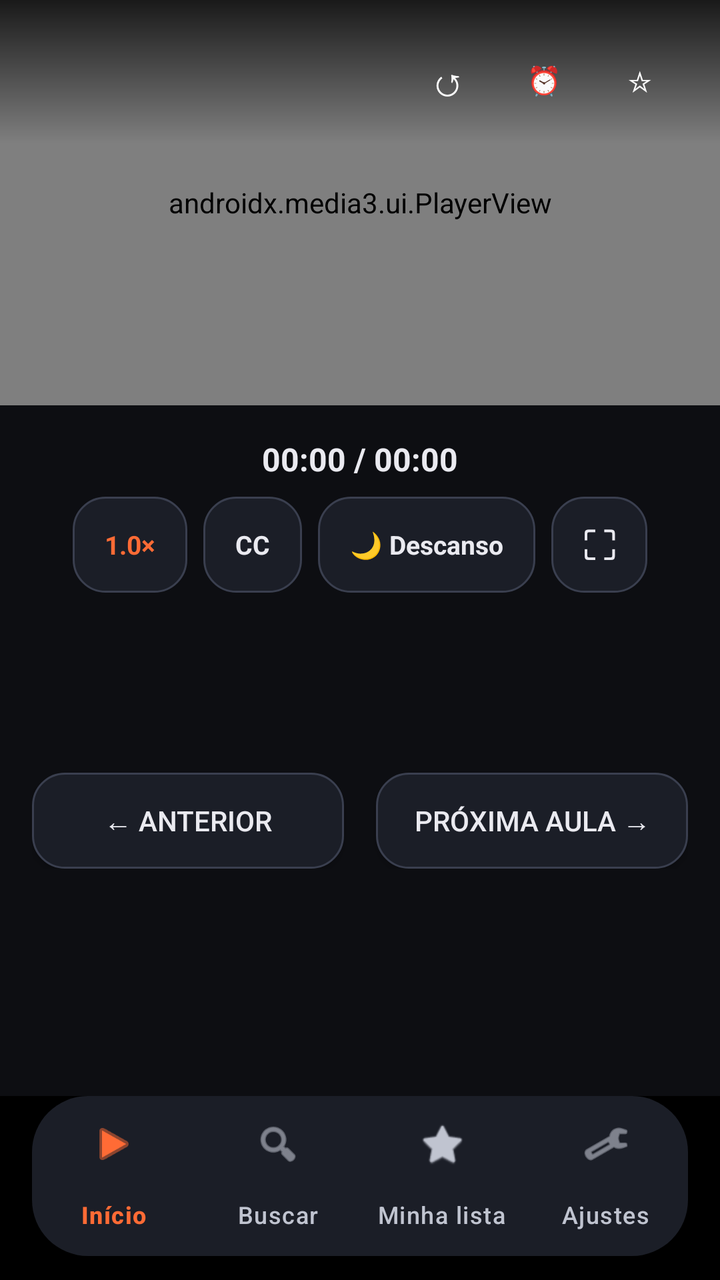
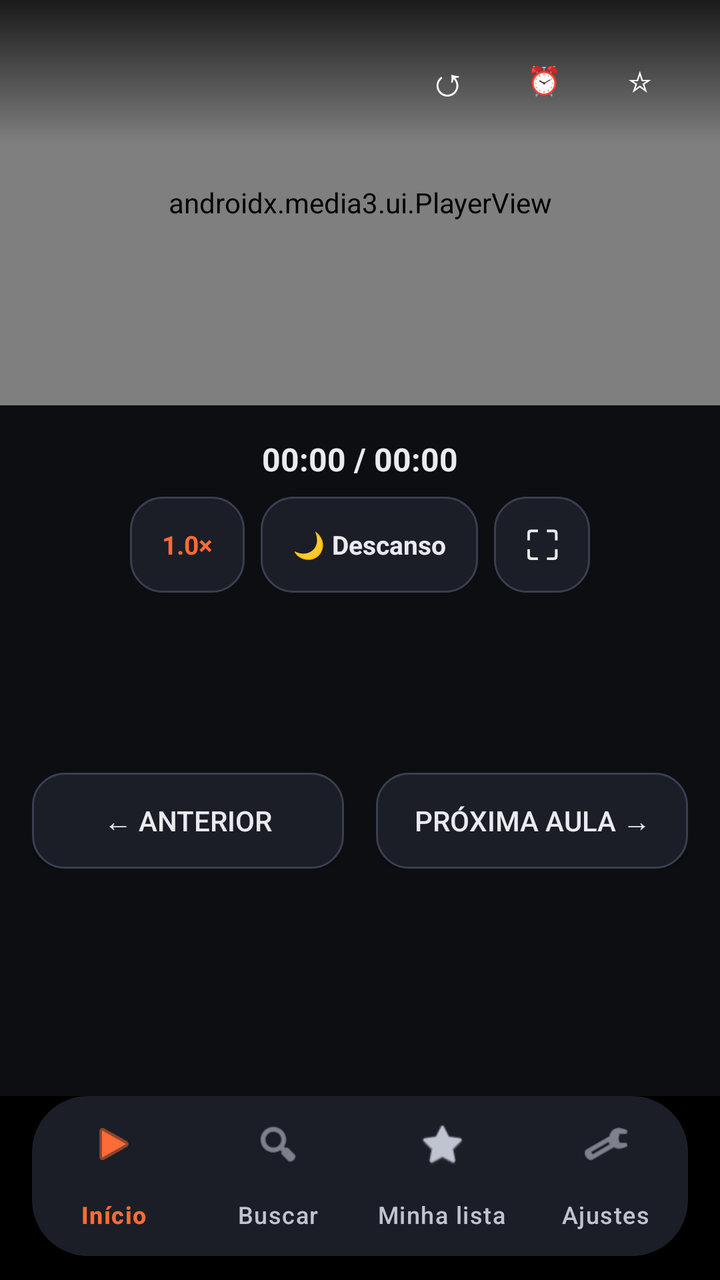

An Android layout rendered at two revisions. The XML below is the earlier revision; the diff shows what the commit changed to produce the second picture.
<!-- AndroidManifest.xml: application theme Theme.BiBiFit -->
<!-- res/layout/activity_player.xml -->
<?xml version="1.0" encoding="utf-8"?>
<androidx.constraintlayout.widget.ConstraintLayout xmlns:android="http://schemas.android.com/apk/res/android"
    xmlns:app="http://schemas.android.com/apk/res-auto"
    android:layout_width="match_parent"
    android:layout_height="match_parent"
    android:background="@android:color/black">

    
    <FrameLayout
        android:id="@+id/player_container"
        android:layout_width="0dp"
        android:layout_height="0dp"
        android:background="@android:color/black"
        app:layout_constraintDimensionRatio="16:9"
        app:layout_constraintEnd_toEndOf="parent"
        app:layout_constraintStart_toStartOf="parent"
        app:layout_constraintTop_toTopOf="parent">

        <androidx.media3.ui.PlayerView
            android:id="@+id/player_view"
            android:layout_width="match_parent"
            android:layout_height="match_parent"
            app:animation_enabled="true"
            app:resize_mode="fit"
            app:show_buffering="when_playing"
            app:surface_type="surface_view"
            app:use_controller="true" />

        
        <LinearLayout
            android:id="@+id/audio_cover"
            android:layout_width="match_parent"
            android:layout_height="match_parent"
            android:gravity="center"
            android:orientation="vertical"
            android:visibility="gone">

            <FrameLayout
                android:layout_width="200dp"
                android:layout_height="200dp">

                <View
                    android:id="@+id/audio_cover_bg"
                    android:layout_width="match_parent"
                    android:layout_height="match_parent"
                    android:background="@drawable/card_gradient_pink" />

                <ImageView
                    android:id="@+id/audio_cover_image"
                    android:layout_width="match_parent"
                    android:layout_height="match_parent"
                    android:scaleType="centerCrop"
                    android:visibility="gone"
                    android:contentDescription="@string/thumb_desc" />

                <TextView
                    android:id="@+id/audio_cover_monogram"
                    android:layout_width="match_parent"
                    android:layout_height="match_parent"
                    android:gravity="center"
                    android:textColor="@color/tile_title"
                    android:textSize="64sp"
                    android:textStyle="bold" />
            </FrameLayout>

            <TextView
                android:id="@+id/audio_cover_title"
                android:layout_width="wrap_content"
                android:layout_height="wrap_content"
                android:layout_marginTop="@dimen/spacing_lg"
                android:ellipsize="end"
                android:maxLines="1"
                android:textColor="@android:color/white"
                android:textSize="@dimen/text_detail_course"
                android:textStyle="bold" />

            <TextView
                android:id="@+id/audio_cover_sub"
                android:layout_width="wrap_content"
                android:layout_height="wrap_content"
                android:layout_marginTop="4dp"
                android:textColor="@color/md_on_surface_variant"
                android:textSize="@dimen/text_card_subtitle" />
        </LinearLayout>

        
        <View
            android:id="@+id/sleep_overlay"
            android:layout_width="match_parent"
            android:layout_height="match_parent"
            android:background="@android:color/black"
            android:clickable="true"
            android:focusable="true"
            android:visibility="gone" />

        
        <TextView
            android:id="@+id/center_play_pause"
            android:layout_width="@dimen/play_fab_size"
            android:layout_height="@dimen/play_fab_size"
            android:layout_gravity="center"
            android:background="@drawable/btn_play_circle"
            android:clickable="true"
            android:focusable="true"
            android:gravity="center"
            android:text="▶"
            android:textColor="@color/md_on_primary"
            android:textSize="28sp"
            android:visibility="gone" />

        
        <LinearLayout
            android:layout_width="match_parent"
            android:layout_height="wrap_content"
            android:layout_gravity="top"
            android:background="@drawable/top_gradient"
            android:orientation="vertical"
            android:paddingHorizontal="@dimen/spacing_lg"
            android:paddingBottom="@dimen/spacing_sm"
            android:paddingTop="@dimen/spacing_lg">

            <LinearLayout
                android:layout_width="match_parent"
                android:layout_height="wrap_content"
                android:gravity="center_vertical"
                android:orientation="horizontal">

                <TextView
                    android:id="@+id/title_label"
                    android:layout_width="0dp"
                    android:layout_height="wrap_content"
                    android:layout_weight="1"
                    android:ellipsize="end"
                    android:shadowColor="#80000000"
                    android:shadowDx="0"
                    android:shadowDy="1"
                    android:shadowRadius="4"
                    android:singleLine="true"
                    android:textColor="@android:color/white"
                    android:textSize="16sp"
                    android:textStyle="bold" />

                <com.google.android.material.button.MaterialButton
                    android:id="@+id/restart_button"
                    style="@style/Widget.Material3.Button.TextButton"
                    android:layout_width="wrap_content"
                    android:layout_height="wrap_content"
                    android:focusable="true"
                    android:focusableInTouchMode="true"
                    android:minWidth="48dp"
                    android:text="↺"
                    android:textColor="@android:color/white"
                    android:textSize="20sp"
                    app:cornerRadius="16dp" />

                <com.google.android.material.button.MaterialButton
                    android:id="@+id/sleep_timer_button"
                    style="@style/Widget.Material3.Button.TextButton"
                    android:layout_width="wrap_content"
                    android:layout_height="wrap_content"
                    android:focusable="true"
                    android:focusableInTouchMode="true"
                    android:minWidth="48dp"
                    android:text="⏰"
                    android:textColor="@android:color/white"
                    app:cornerRadius="16dp" />

                <com.google.android.material.button.MaterialButton
                    android:id="@+id/fav_button"
                    style="@style/Widget.Material3.Button.TextButton"
                    android:layout_width="wrap_content"
                    android:layout_height="wrap_content"
                    android:focusable="true"
                    android:focusableInTouchMode="true"
                    android:minWidth="48dp"
                    android:text="☆"
                    android:textColor="@android:color/white"
                    app:cornerRadius="16dp" />
            </LinearLayout>

            <TextView
                android:id="@+id/sleep_timer_label"
                android:layout_width="wrap_content"
                android:layout_height="wrap_content"
                android:layout_marginTop="6dp"
                android:shadowColor="#80000000"
                android:shadowDx="0"
                android:shadowDy="1"
                android:shadowRadius="3"
                android:textColor="@color/md_primary"
                android:textSize="12sp"
                android:textStyle="bold"
                android:visibility="gone" />
        </LinearLayout>

        
        <LinearLayout
            android:id="@+id/custom_bar"
            android:layout_width="match_parent"
            android:layout_height="wrap_content"
            android:layout_gravity="bottom"
            android:background="@drawable/top_gradient"
            android:orientation="vertical"
            android:paddingHorizontal="@dimen/spacing_lg"
            android:paddingBottom="@dimen/spacing_md"
            android:paddingTop="@dimen/spacing_sm"
            android:visibility="gone">

            <LinearLayout
                android:layout_width="match_parent"
                android:layout_height="wrap_content"
                android:gravity="center_vertical"
                android:orientation="horizontal">

                <TextView
                    android:id="@+id/btn_play_pause_bar"
                    android:layout_width="64dp"
                    android:layout_height="64dp"
                    android:background="@drawable/btn_play_circle"
                    android:clickable="true"
                    android:focusable="true"
                    android:gravity="center"
                    android:text="❚❚"
                    android:textColor="@color/md_on_primary"
                    android:textSize="24sp" />

                <View
                    android:layout_width="0dp"
                    android:layout_height="0dp"
                    android:layout_weight="1" />

                <TextView
                    android:id="@+id/btn_rest_bar"
                    android:layout_width="wrap_content"
                    android:layout_height="48dp"
                    android:layout_marginEnd="@dimen/spacing_sm"
                    android:background="@drawable/chip_outline"
                    android:clickable="true"
                    android:focusable="true"
                    android:gravity="center"
                    android:paddingHorizontal="@dimen/spacing_lg"
                    android:text="🌙 Descanso"
                    android:textColor="@color/md_on_surface"
                    android:textSize="@dimen/text_chip" />

                <TextView
                    android:id="@+id/btn_cc_bar"
                    android:layout_width="wrap_content"
                    android:layout_height="48dp"
                    android:layout_marginEnd="@dimen/spacing_sm"
                    android:background="@drawable/chip_outline"
                    android:clickable="true"
                    android:focusable="true"
                    android:gravity="center"
                    android:paddingHorizontal="@dimen/spacing_lg"
                    android:text="CC"
                    android:textColor="@color/md_on_surface"
                    android:textSize="@dimen/text_chip"
                    android:textStyle="bold" />

                <TextView
                    android:id="@+id/btn_speed_bar"
                    android:layout_width="wrap_content"
                    android:layout_height="48dp"
                    android:layout_marginEnd="@dimen/spacing_sm"
                    android:background="@drawable/chip_outline"
                    android:clickable="true"
                    android:focusable="true"
                    android:gravity="center"
                    android:paddingHorizontal="@dimen/spacing_lg"
                    android:text="1.0×"
                    android:textColor="@color/md_primary"
                    android:textSize="@dimen/text_chip"
                    android:textStyle="bold" />

                <TextView
                    android:id="@+id/btn_exit_fullscreen"
                    android:layout_width="56dp"
                    android:layout_height="56dp"
                    android:background="@drawable/chip_outline"
                    android:clickable="true"
                    android:focusable="true"
                    android:gravity="center"
                    android:text="⛶"
                    android:textColor="@color/md_on_surface"
                    android:textSize="22sp" />
            </LinearLayout>

            <LinearLayout
                android:layout_width="match_parent"
                android:layout_height="wrap_content"
                android:layout_marginTop="@dimen/spacing_sm"
                android:gravity="center_vertical"
                android:orientation="horizontal">

                <TextView
                    android:id="@+id/bar_time_label"
                    android:layout_width="wrap_content"
                    android:layout_height="wrap_content"
                    android:text="00:00 / 00:00"
                    android:textColor="@android:color/white"
                    android:textSize="16sp"
                    android:textStyle="bold" />

                <SeekBar
                    android:id="@+id/bar_seek_bar"
                    android:layout_width="0dp"
                    android:layout_height="wrap_content"
                    android:layout_marginStart="@dimen/spacing_lg"
                    android:layout_weight="1"
                    android:focusable="true"
                    android:max="1000"
                    android:progressDrawable="@drawable/progress_horizontal"
                    android:thumb="@drawable/seek_thumb" />
            </LinearLayout>
        </LinearLayout>

        
        <TextView
            android:id="@+id/seek_gesture_hint"
            android:layout_width="wrap_content"
            android:layout_height="wrap_content"
            android:layout_gravity="center"
            android:background="#CC000000"
            android:elevation="8dp"
            android:paddingHorizontal="22dp"
            android:paddingVertical="10dp"
            android:textColor="@android:color/white"
            android:textSize="16sp"
            android:textStyle="bold"
            android:visibility="gone" />

        
        <TextView
            android:id="@+id/swipe_indicator"
            android:layout_width="wrap_content"
            android:layout_height="wrap_content"
            android:layout_gravity="center"
            android:layout_marginTop="80dp"
            android:background="#CC000000"
            android:elevation="8dp"
            android:paddingHorizontal="22dp"
            android:paddingVertical="10dp"
            android:textColor="@android:color/white"
            android:textSize="16sp"
            android:textStyle="bold"
            android:visibility="gone" />
    </FrameLayout>

    
    <androidx.core.widget.NestedScrollView
        android:id="@+id/info_scroll"
        android:layout_width="0dp"
        android:layout_height="0dp"
        android:background="@color/md_background"
        android:fillViewport="true"
        app:layout_constraintBottom_toTopOf="@id/bottom_nav"
        app:layout_constraintEnd_toEndOf="parent"
        app:layout_constraintStart_toStartOf="parent"
        app:layout_constraintTop_toBottomOf="@id/player_container">

        <LinearLayout
            android:layout_width="match_parent"
            android:layout_height="wrap_content"
            android:orientation="vertical"
            android:paddingHorizontal="@dimen/content_margin"
            android:paddingBottom="@dimen/spacing_lg"
            android:paddingTop="@dimen/spacing_lg">

            
            <LinearLayout
                android:layout_width="match_parent"
                android:layout_height="wrap_content"
                android:orientation="vertical">

                <TextView
                    android:id="@+id/info_time_label"
                    android:layout_width="match_parent"
                    android:layout_height="wrap_content"
                    android:gravity="center"
                    android:text="00:00 / 00:00"
                    android:textColor="@color/md_on_surface"
                    android:textSize="@dimen/text_card_title"
                    android:textStyle="bold" />

                <LinearLayout
                    android:layout_width="match_parent"
                    android:layout_height="wrap_content"
                    android:layout_marginTop="@dimen/spacing_sm"
                    android:gravity="center"
                    android:orientation="horizontal">

                    <TextView
                        android:id="@+id/btn_speed_info"
                        android:layout_width="wrap_content"
                        android:layout_height="48dp"
                        android:background="@drawable/chip_outline"
                        android:clickable="true"
                        android:focusable="true"
                        android:gravity="center"
                        android:paddingHorizontal="@dimen/spacing_lg"
                        android:text="1.0×"
                        android:textColor="@color/md_primary"
                        android:textSize="@dimen/text_chip"
                        android:textStyle="bold" />

                    <TextView
                        android:id="@+id/btn_cc_info"
                        android:layout_width="wrap_content"
                        android:layout_height="48dp"
                        android:layout_marginStart="@dimen/spacing_sm"
                        android:background="@drawable/chip_outline"
                        android:clickable="true"
                        android:focusable="true"
                        android:gravity="center"
                        android:paddingHorizontal="@dimen/spacing_lg"
                        android:text="CC"
                        android:textColor="@color/md_on_surface"
                        android:textSize="@dimen/text_chip"
                        android:textStyle="bold" />

                    <TextView
                        android:id="@+id/btn_rest_info"
                        android:layout_width="wrap_content"
                        android:layout_height="48dp"
                        android:layout_marginStart="@dimen/spacing_sm"
                        android:background="@drawable/chip_outline"
                        android:clickable="true"
                        android:focusable="true"
                        android:gravity="center"
                        android:paddingHorizontal="@dimen/spacing_lg"
                        android:text="🌙 Descanso"
                        android:textColor="@color/md_on_surface"
                        android:textSize="@dimen/text_chip"
                        android:textStyle="bold" />

                    <TextView
                        android:id="@+id/btn_fullscreen"
                        android:layout_width="48dp"
                        android:layout_height="48dp"
                        android:layout_marginStart="@dimen/spacing_sm"
                        android:background="@drawable/chip_outline"
                        android:clickable="true"
                        android:focusable="true"
                        android:gravity="center"
                        android:text="⛶"
                        android:textColor="@color/md_on_surface"
                        android:textSize="20sp" />
                </LinearLayout>
            </LinearLayout>

            
            <LinearLayout
                android:id="@+id/audio_resume_card"
                android:layout_width="match_parent"
                android:layout_height="wrap_content"
                android:layout_marginTop="@dimen/spacing_lg"
                android:background="@drawable/tile_focus_border"
                android:orientation="vertical"
                android:padding="@dimen/spacing_lg"
                android:visibility="gone">

                <TextView
                    android:layout_width="match_parent"
                    android:layout_height="wrap_content"
                    android:text="Continuar de onde parou"
                    android:textColor="@color/md_on_surface"
                    android:textSize="@dimen/text_card_title"
                    android:textStyle="bold" />

                <TextView
                    android:id="@+id/audio_resume_text"
                    android:layout_width="match_parent"
                    android:layout_height="wrap_content"
                    android:layout_marginTop="2dp"
                    android:textColor="@color/md_primary"
                    android:textSize="@dimen/text_card_subtitle" />
            </LinearLayout>

            
            <TextView
                android:id="@+id/title_info"
                android:layout_width="match_parent"
                android:layout_height="wrap_content"
                android:layout_marginTop="@dimen/spacing_lg"
                android:ellipsize="end"
                android:maxLines="2"
                android:textColor="@color/md_on_surface"
                android:textSize="@dimen/text_detail_title"
                android:textStyle="bold" />

            <TextView
                android:id="@+id/course_info"
                android:layout_width="match_parent"
                android:layout_height="wrap_content"
                android:layout_marginTop="4dp"
                android:textColor="@color/md_primary"
                android:textSize="@dimen/text_detail_course" />

            
            <LinearLayout
                android:layout_width="match_parent"
                android:layout_height="wrap_content"
                android:layout_marginTop="@dimen/spacing_lg"
                android:orientation="horizontal">

                <androidx.appcompat.widget.AppCompatButton
                    android:id="@+id/btn_prev"
                    android:layout_width="0dp"
                    android:layout_height="48dp"
                    android:layout_marginEnd="@dimen/spacing_sm"
                    android:layout_weight="1"
                    android:background="@drawable/chip_outline"
                    android:focusable="true"
                    android:text="← Anterior"
                    android:textColor="@color/md_on_surface"
                    android:textSize="@dimen/text_button" />

                <androidx.appcompat.widget.AppCompatButton
                    android:id="@+id/btn_next"
                    android:layout_width="0dp"
                    android:layout_height="48dp"
                    android:layout_marginStart="@dimen/spacing_sm"
                    android:layout_weight="1"
                    android:background="@drawable/chip_outline"
                    android:focusable="true"
                    android:text="Próxima aula →"
                    android:textColor="@color/md_on_surface"
                    android:textSize="@dimen/text_button" />
            </LinearLayout>

            
        </LinearLayout>
    </androidx.core.widget.NestedScrollView>

    
    <com.google.android.material.bottomnavigation.BottomNavigationView
        android:id="@+id/bottom_nav"
        android:layout_width="0dp"
        android:layout_height="wrap_content"
        android:layout_marginHorizontal="@dimen/content_margin"
        android:layout_marginBottom="@dimen/spacing_md"
        android:background="@drawable/nav_bar_background"
        android:elevation="@dimen/elevation_3"
        app:itemActiveIndicatorStyle="@style/NavIndicatorPill"
        app:itemIconTint="@color/bottom_nav_item_color"
        app:itemTextColor="@color/bottom_nav_item_color"
        app:labelVisibilityMode="labeled"
        app:layout_constraintBottom_toBottomOf="parent"
        app:layout_constraintEnd_toEndOf="parent"
        app:layout_constraintStart_toStartOf="parent"
        app:menu="@menu/bottom_nav_menu" />
</androidx.constraintlayout.widget.ConstraintLayout>
<!-- resources referenced by this layout -->
<resources>
  <color name="md_background">#FF0D0E12</color>
  <color name="md_on_primary">#FF1A0A0F</color>
  <color name="md_on_surface">#FFEAEAF0</color>
  <color name="md_on_surface_variant">#FFC0C4D0</color>
  <color name="md_primary">#FFFF6B35</color>
  <color name="tile_title">#FFFFFFFF</color>
  <dimen name="content_margin">16dp</dimen>
  <dimen name="elevation_3">3dp</dimen>
  <dimen name="play_fab_size">64dp</dimen>
  <dimen name="spacing_lg">16dp</dimen>
  <dimen name="spacing_md">12dp</dimen>
  <dimen name="spacing_sm">8dp</dimen>
  <dimen name="text_button">14sp</dimen>
  <dimen name="text_card_subtitle">14sp</dimen>
  <dimen name="text_card_title">16sp</dimen>
  <dimen name="text_chip">13sp</dimen>
  <dimen name="text_detail_course">16sp</dimen>
  <dimen name="text_detail_title">24sp</dimen>
  <string name="thumb_desc">Thumbnail da aula</string>
  <color name="md_surface_container">#FF1B1E27</color>
  <color name="md_outline">#FF3A3F4F</color>
  <color name="progress_track">#33FFFFFF</color>
  <dimen name="radius_md">12dp</dimen>
  <color name="tile_bg_focused">#FF161B22</color>
  <dimen name="focus_ring_width">3dp</dimen>
  <color name="tile_focus_ring">#FFFF6B35</color>
  <color name="tile_bg">#FF0F1218</color>
  <color name="md_primary_container">#FF7B2D12</color>
  <color name="md_on_primary_container">#FFFFEAF1</color>
  <color name="md_secondary">#FFC026D3</color>
  <color name="md_on_secondary">#FF1A0A1F</color>
  <color name="md_secondary_container">#FF5A1B6E</color>
  <color name="md_on_secondary_container">#FFFBD7FF</color>
  <color name="md_surface">#FF16181F</color>
  <color name="md_surface_variant">#FF232634</color>
  <color name="md_on_background">#FFEAEAF0</color>
  <color name="md_outline_variant">#FF2A2E3A</color>
  <color name="md_error">#FFCF6679</color>
  <color name="md_on_error">#FF600014</color>
  <dimen name="radius_pill">64dp</dimen>
  <color name="hero_badge_bg">#1FFF6B35</color>
  <!-- unchanged entries left out for length: 12 -->
</resources>

<!-- the commit's change to res/layout/activity_player.xml (unified diff, before → after) -->
@@ -99,7 +99,7 @@
             android:layout_width="@dimen/play_fab_size"
             android:layout_height="@dimen/play_fab_size"
             android:layout_gravity="center"
-            android:background="@drawable/btn_play_circle"
+            android:background="@drawable/player_play_bg"
             android:clickable="true"
             android:focusable="true"
             android:gravity="center"
@@ -110,6 +110,7 @@
 
         
         <LinearLayout
+            android:id="@+id/top_bar"
             android:layout_width="match_parent"
             android:layout_height="wrap_content"
             android:layout_gravity="top"
@@ -216,7 +217,7 @@
                     android:id="@+id/btn_play_pause_bar"
                     android:layout_width="64dp"
                     android:layout_height="64dp"
-                    android:background="@drawable/btn_play_circle"
+                    android:background="@drawable/player_play_bg"
                     android:clickable="true"
                     android:focusable="true"
                     android:gravity="center"
@@ -234,7 +235,7 @@
                     android:layout_width="wrap_content"
                     android:layout_height="48dp"
                     android:layout_marginEnd="@dimen/spacing_sm"
-                    android:background="@drawable/chip_outline"
+                    android:background="@drawable/player_chip_bg"
                     android:clickable="true"
                     android:focusable="true"
                     android:gravity="center"
@@ -243,27 +244,13 @@
                     android:textColor="@color/md_on_surface"
                     android:textSize="@dimen/text_chip" />
 
-                <TextView
-                    android:id="@+id/btn_cc_bar"
-                    android:layout_width="wrap_content"
-                    android:layout_height="48dp"
-                    android:layout_marginEnd="@dimen/spacing_sm"
-                    android:background="@drawable/chip_outline"
-                    android:clickable="true"
-                    android:focusable="true"
-                    android:gravity="center"
-                    android:paddingHorizontal="@dimen/spacing_lg"
-                    android:text="CC"
-                    android:textColor="@color/md_on_surface"
-                    android:textSize="@dimen/text_chip"
-                    android:textStyle="bold" />
-
+                
                 <TextView
                     android:id="@+id/btn_speed_bar"
                     android:layout_width="wrap_content"
                     android:layout_height="48dp"
                     android:layout_marginEnd="@dimen/spacing_sm"
-                    android:background="@drawable/chip_outline"
+                    android:background="@drawable/player_chip_bg"
                     android:clickable="true"
                     android:focusable="true"
                     android:gravity="center"
@@ -277,7 +264,7 @@
                     android:id="@+id/btn_exit_fullscreen"
                     android:layout_width="56dp"
                     android:layout_height="56dp"
-                    android:background="@drawable/chip_outline"
+                    android:background="@drawable/player_chip_bg"
                     android:clickable="true"
                     android:focusable="true"
                     android:gravity="center"
@@ -394,7 +381,7 @@
                         android:id="@+id/btn_speed_info"
                         android:layout_width="wrap_content"
                         android:layout_height="48dp"
-                        android:background="@drawable/chip_outline"
+                        android:background="@drawable/player_chip_bg"
                         android:clickable="true"
                         android:focusable="true"
                         android:gravity="center"
@@ -404,27 +391,13 @@
                         android:textSize="@dimen/text_chip"
                         android:textStyle="bold" />
 
-                    <TextView
-                        android:id="@+id/btn_cc_info"
-                        android:layout_width="wrap_content"
-                        android:layout_height="48dp"
-                        android:layout_marginStart="@dimen/spacing_sm"
-                        android:background="@drawable/chip_outline"
-                        android:clickable="true"
-                        android:focusable="true"
-                        android:gravity="center"
-                        android:paddingHorizontal="@dimen/spacing_lg"
-                        android:text="CC"
-                        android:textColor="@color/md_on_surface"
-                        android:textSize="@dimen/text_chip"
-                        android:textStyle="bold" />
-
+                    
                     <TextView
                         android:id="@+id/btn_rest_info"
                         android:layout_width="wrap_content"
                         android:layout_height="48dp"
                         android:layout_marginStart="@dimen/spacing_sm"
-                        android:background="@drawable/chip_outline"
+                        android:background="@drawable/player_chip_bg"
                         android:clickable="true"
                         android:focusable="true"
                         android:gravity="center"
@@ -439,7 +412,7 @@
                         android:layout_width="48dp"
                         android:layout_height="48dp"
                         android:layout_marginStart="@dimen/spacing_sm"
-                        android:background="@drawable/chip_outline"
+                        android:background="@drawable/player_chip_bg"
                         android:clickable="true"
                         android:focusable="true"
                         android:gravity="center"
<!-- resource entries referenced after the edit -->
@@ -18,6 +18,38 @@
   <dimen name="text_chip">13sp</dimen>
   <dimen name="text_detail_course">16sp</dimen>
   <dimen name="text_detail_title">24sp</dimen>
+  <!-- drawable player_chip_bg (drawable) -->
+  <?xml version="1.0" encoding="utf-8"?>
+  <selector xmlns:android="http://schemas.android.com/apk/res/android">
+      <item android:state_pressed="true">
+          <shape android:shape="rectangle">
+              <corners android:radius="16dp" />
+              <solid android:color="@color/md_surface_variant" />
+              <stroke android:width="2dp" android:color="@color/md_primary" />
+          </shape>
+      </item>
+      <item android:state_focused="true">
+          <shape android:shape="rectangle">
+              <corners android:radius="16dp" />
+              <solid android:color="@color/md_surface_variant" />
+              <stroke android:width="3dp" android:color="@color/md_primary" />
+          </shape>
+      </item>
+      <item>
+          <shape android:shape="rectangle">
+              <corners android:radius="16dp" />
+              <solid android:color="@color/md_surface_container" />
+              <stroke android:width="1dp" android:color="@color/md_outline" />
+          </shape>
+      </item>
+  </selector>
+  <!-- drawable player_play_bg (drawable) -->
+  <?xml version="1.0" encoding="utf-8"?>
+  <selector xmlns:android="http://schemas.android.com/apk/res/android">
+      <item android:state_pressed="true" android:drawable="@drawable/player_play_ring" />
+      <item android:state_focused="true" android:drawable="@drawable/player_play_ring" />
+      <item android:drawable="@drawable/btn_play_circle" />
+  </selector>
   <string name="thumb_desc">Thumbnail da aula</string>
   <color name="md_surface_container">#FF1B1E27</color>
   <color name="md_outline">#FF3A3F4F</color>
@@ -35,6 +67,20 @@
   <color name="md_on_secondary_container">#FFFBD7FF</color>
   <color name="md_surface">#FF16181F</color>
   <color name="md_surface_variant">#FF232634</color>
+  <!-- drawable player_play_ring (drawable) -->
+  <?xml version="1.0" encoding="utf-8"?>
+  <layer-list xmlns:android="http://schemas.android.com/apk/res/android">
+      <item>
+          <shape android:shape="oval">
+              <solid android:color="@android:color/white" />
+          </shape>
+      </item>
+      <item android:left="4dp" android:top="4dp" android:right="4dp" android:bottom="4dp">
+          <shape android:shape="oval">
+              <solid android:color="@color/md_primary" />
+          </shape>
+      </item>
+  </layer-list>
   <color name="md_on_background">#FFEAEAF0</color>
   <color name="md_outline_variant">#FF2A2E3A</color>
   <color name="md_error">#FFCF6679</color>
